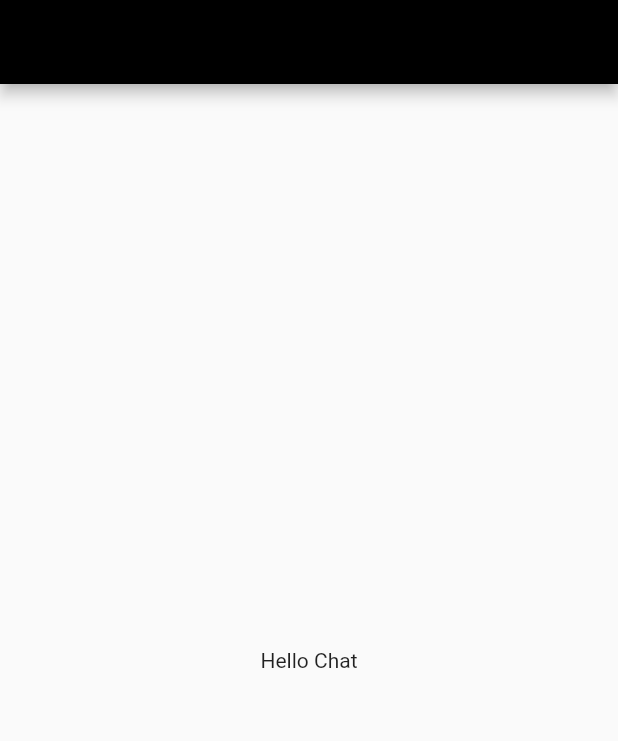
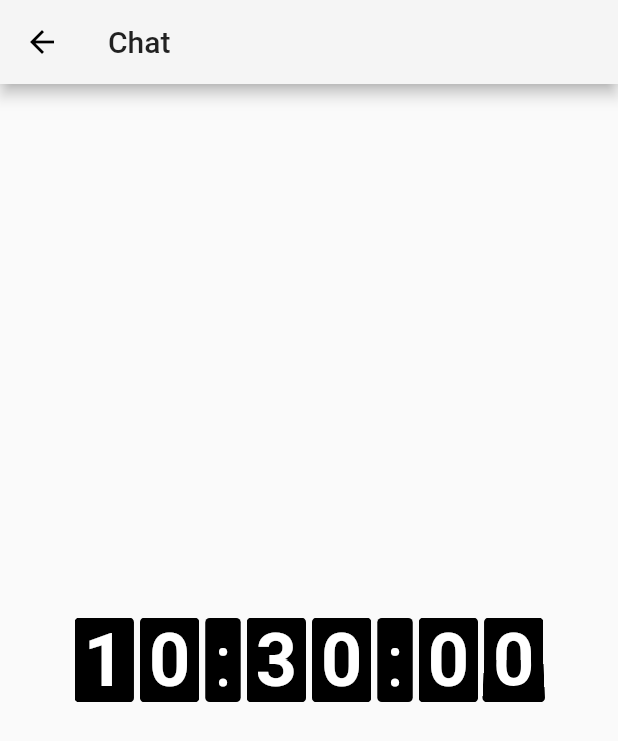
Before and after one commit to KeithLier/flutter_demo, a Flutter app: the screen it shows after launch, after a tap on an icon or button, on a phone screen of 412 x 824 dp. Shown: the top 741 px of the screen. Run offline on Flutter 3.47's test engine with Material 2 defaults, Android fonts, the phone set to English and light mode, and no system bars.

Commit message:
add my info

```diff
--- /dev/null
+++ b/lib/MyInfo.dart
@@ -0,0 +1,37 @@
+import 'package:flutter/material.dart';
+import '';
+class MyInfo extends StatefulWidget {
+  @override
+  State<StatefulWidget> createState() {
+    return new MyInfoState();
+  }
+}
+
+
+class MyInfoState extends State<MyInfo> {
+  @override
+  Widget build(BuildContext context) {
+    return new Scaffold(
+      appBar: new AppBar(
+        title: new Text("我的信息"),
+        backgroundColor: Colors.grey[100],
+      ),
+      body: new ListView(
+        children: <Widget>[
+          new Container(
+            padding: const EdgeInsets.only(top: 20.0),
+            color: Colors.grey[200],
+            child: new Container(
+              color: Colors.white,
+              height: 80.0,
+              child: new ListTile(
+                title: new Text("头像"),
+                trailing: new Image.asset("images/wechat.png",width: 50.0,height: 50.0,),
+              ),
+            ),
+          )
+        ],
+      ),
+    );
+  }
+}
--- a/lib/chat.dart
+++ b/lib/chat.dart
@@ -1,4 +1,5 @@
 import 'package:flutter/material.dart';
+import 'package:flutter_app/flip_panel.dart';
 
 class AppChat extends StatefulWidget {
   AppChat({Key key, this.title}) : super(key: key);
@@ -18,9 +19,18 @@ class AppChatState extends State<AppChat> {
     return new Scaffold(
       appBar: new AppBar(
         title: new Text('Chat'),
+        backgroundColor: Colors.grey[100],
       ),
-      body: new Center(
-        child: new Text('Hello Chat'),
+      body: Container(
+        child: Center(
+          child: FlipClock.simple(
+            startTime: DateTime.now(),
+            digitColor: Colors.white,
+            backgroundColor: Colors.black,
+            digitSize: 48.0,
+            borderRadius: const BorderRadius.all(Radius.circular(3.0)),
+          ),
+        ),
       ),
     );
   }
--- a/lib/contact.dart
+++ b/lib/contact.dart
@@ -26,41 +26,9 @@ class AppContactState extends State<AppContact> {
     );
   }
 
-  Widget buildContainer(BuildContext context, Map item) {
-
-  }
-
-  void initState() {
-    super.initState();
-    /*
-     * 调用_readCounter函数，读取点击数
-     *  将点击数作为参数，创建一个函数
-     */
-    _readContacts().then((String value){
-      // 通知框架此对象的内部状态已更改
-      setState((){
-        // 将参数赋予存储点击数的变量
-        // ignore: deprecated_member_use, deprecated_member_use
-        var json;
-        json = jsonDecode(value);
-      });
-    });
-  }
-
-  Future<File> _getLocalFile() async {
-    String dir = (await getApplicationDocumentsDirectory()).path;
-    return new File('/Users/keith/Desktop/Project/flutter_app/src/contact.json');
-  }
-
-  Future<String> _readContacts() async {
-    try {
-      File file = await _getLocalFile();
-      String string = await file.readAsString();
-      return string;
-    } on FileSystemException {
-        return null;
-    }
-  }
+//  Widget buildContainer(BuildContext context, Map item) {
+//
+//  }
 
   @override
   Widget build(BuildContext context) {
--- /dev/null
+++ b/lib/flip_panel.dart
@@ -0,0 +1,461 @@
+library flip_panel;
+
+import 'package:flutter/material.dart';
+import 'dart:async';
+import 'dart:math' as math;
+
+typedef Widget DigitBuilder(BuildContext, int);
+
+@immutable
+class FlipClock extends StatelessWidget {
+  DigitBuilder _digitBuilder;
+  Widget _separator;
+  final DateTime startTime;
+  final EdgeInsets spacing;
+
+  FlipClock({
+    Key key,
+    @required DigitBuilder digitBuilder,
+    @required Widget separator,
+    @required this.startTime,
+    this.spacing = const EdgeInsets.symmetric(horizontal: 2.0),
+  })  : _digitBuilder = digitBuilder,
+        _separator = separator;
+
+  FlipClock.simple({
+    Key key,
+    @required this.startTime,
+    @required Color digitColor,
+    @required Color backgroundColor,
+    @required double digitSize,
+    BorderRadius borderRadius = const BorderRadius.all(Radius.circular(0.0)),
+    this.spacing = const EdgeInsets.symmetric(horizontal: 2.0),
+  }) {
+    _digitBuilder = (context, digit) => Container(
+          decoration: BoxDecoration(
+            color: backgroundColor,
+            borderRadius: borderRadius,
+          ),
+          padding: const EdgeInsets.symmetric(horizontal: 6.0),
+          child: Text(
+            '$digit',
+            style: TextStyle(
+                fontWeight: FontWeight.bold,
+                fontSize: digitSize,
+                color: digitColor),
+          ),
+        );
+    _separator = Container(
+      decoration: BoxDecoration(
+        color: backgroundColor,
+        borderRadius: borderRadius,
+      ),
+      padding: const EdgeInsets.symmetric(horizontal: 6.0),
+      child: Text(
+        ':',
+        style: TextStyle(
+          fontSize: digitSize,
+          color: digitColor,
+        ),
+      ),
+    );
+  }
+
+  @override
+  Widget build(BuildContext context) {
+    int seconds = startTime.second;
+    int minutes = startTime.minute;
+    int hours = startTime.hour;
+    var time = startTime;
+
+    final timeStream = Stream<DateTime>.periodic(Duration(milliseconds: 1000), (_) {
+      time = time.add(const Duration(seconds: 1));
+      return time;
+    }).asBroadcastStream();
+
+    return Row(
+      mainAxisSize: MainAxisSize.min,
+      children: [
+        // Hours
+        Padding(
+          padding: spacing,
+          child: FlipPanel<int>.stream(
+            itemStream: timeStream.map((time) => time.hour ~/ 10),
+            itemBuilder: _digitBuilder,
+            duration: const Duration(milliseconds: 450),
+            initValue: hours ~/ 10,
+          ),
+        ),
+        Padding(
+          padding: spacing,
+          child: FlipPanel<int>.stream(
+            itemStream: timeStream.map((time) => time.hour % 10),
+            itemBuilder: _digitBuilder,
+            duration: const Duration(milliseconds: 450),
+            initValue: hours % 10,
+          ),
+        ),
+
+        Padding(
+          padding: spacing,
+          child: _separator,
+        ),
+
+        // Minutes
+        Padding(
+          padding: spacing,
+          child: FlipPanel<int>.stream(
+            itemStream: timeStream.map((time) => time.minute ~/ 10),
+            itemBuilder: _digitBuilder,
+            duration: const Duration(milliseconds: 450),
+            initValue: minutes ~/ 10,
+          ),
+        ),
+        Padding(
+          padding: spacing,
+          child: FlipPanel<int>.stream(
+            itemStream: timeStream.map((time) => time.minute % 10),
+            itemBuilder: _digitBuilder,
+            duration: const Duration(milliseconds: 450),
+            initValue: minutes % 10,
+          ),
+        ),
+
+        Padding(
+          padding: spacing,
+          child: _separator,
+        ),
+
+        // Seconds
+        Padding(
+          padding: spacing,
+          child: FlipPanel<int>.stream(
+            itemStream: timeStream.map((time) => time.second ~/ 10),
+            itemBuilder: _digitBuilder,
+            duration: const Duration(milliseconds: 450),
+            initValue: seconds ~/ 10,
+          ),
+        ),
+        Padding(
+          padding: spacing,
+          child: FlipPanel<int>.stream(
+            itemStream: timeStream.map((time) => time.second % 10),
+            itemBuilder: _digitBuilder,
+            duration: const Duration(milliseconds: 450),
+            initValue: seconds % 10,
+          ),
+        ),
+      ],
+    );
+  }
+}
+
+/// Signature for a function that creates a widget for a given index, e.g., in a
+/// list.
+typedef Widget IndexedItemBuilder(BuildContext, int);
+
+/// Signature for a function that creates a widget for a value emitted from a [Stream]
+typedef Widget StreamItemBuilder<T>(BuildContext, T);
+
+/// A widget for flip panel with built-in animation
+/// Content of the panel is built from [IndexedItemBuilder] or [StreamItemBuilder]
+///
+/// Note: the content size should be equal
+
+enum FlipDirection{ up, down }
+
+class FlipPanel<T> extends StatefulWidget {
+  final IndexedItemBuilder indexedItemBuilder;
+  final StreamItemBuilder<T> streamItemBuilder;
+  final Stream<T> itemStream;
+  final int itemsCount;
+  final Duration period;
+  final Duration duration;
+  final int loop;
+  final int startIndex;
+  final T initValue;
+  final double spacing;
+  final FlipDirection direction;
+
+  FlipPanel({
+    Key key,
+    this.indexedItemBuilder,
+    this.streamItemBuilder,
+    this.itemStream,
+    this.itemsCount,
+    this.period,
+    this.duration,
+    this.loop,
+    this.startIndex,
+    this.initValue,
+    this.spacing,
+    this.direction,
+  }) : super(key: key);
+
+  /// Create a flip panel from iterable source
+  /// [itemBuilder] is called periodically in each time of [period]
+  /// The animation is looped in [loop] times before finished.
+  /// Setting [loop] to -1 makes flip animation run forever.
+  /// The [period] should be two times greater than [duration] of flip animation,
+  /// if not the animation becomes jerky/stuttery.
+  FlipPanel.builder({
+    Key key,
+    @required IndexedItemBuilder itemBuilder,
+    @required this.itemsCount,
+    this.period,
+    this.duration = const Duration(milliseconds: 500),
+    this.loop = 1,
+    this.startIndex = 0,
+    this.spacing = 0.5,
+    this.direction = FlipDirection.up,
+  })
+    : assert(itemBuilder != null),
+      assert(itemsCount != null),
+      assert(startIndex < itemsCount),
+      assert(period == null || period.inMilliseconds >= 2 * duration.inMilliseconds),
+      indexedItemBuilder = itemBuilder,
+      streamItemBuilder = null,
+      itemStream = null,
+      initValue = null,
+      super(key: key);
+
+  /// Create a flip panel from stream source
+  /// [itemBuilder] is called whenever a new value is emitted from [itemStream]
+  FlipPanel.stream({
+    Key key,
+    @required this.itemStream,
+    @required StreamItemBuilder<T> itemBuilder,
+    this.initValue,
+    this.duration = const Duration(milliseconds: 500),
+    this.spacing = 0.5,
+    this.direction = FlipDirection.up,
+  }): assert(itemStream != null),
+      indexedItemBuilder = null,
+      streamItemBuilder = itemBuilder,
+      itemsCount = 0,
+      period = null,
+      loop = 0,
+      startIndex = 0,
+      super(key: key);
+
+  @override
+  _FlipPanelState<T> createState() => _FlipPanelState<T>();
+}
+
+class _FlipPanelState<T> extends State<FlipPanel> with TickerProviderStateMixin {
+  AnimationController _controller;
+  Animation _animation;
+  int _currentIndex;
+  bool _isReversePhase;
+  bool _isStreamMode;
+  bool _running;
+  final _perspective = 0.006;
+  int _loop;
+  T _currentValue, _nextValue;
+  Timer _timer;
+  StreamSubscription<T> _subscription;
+
+  Widget _child1, _child2;
+  Widget _upperChild1, _upperChild2;
+  Widget _lowerChild1, _lowerChild2;
+
+  @override
+  void initState() {
+    super.initState();
+    _currentIndex = widget.startIndex;
+    _isStreamMode = widget.itemStream != null;
+    _isReversePhase = false;
+    _running = false;
+    _loop = 0;
+
+    _controller = new AnimationController(duration: widget.duration, vsync: this)
+          ..addStatusListener((status) {
+            if (status == AnimationStatus.completed) {
+              _isReversePhase = true;
+              _controller.reverse();
+            }
+            if (status == AnimationStatus.dismissed) {
+              _currentValue = _nextValue;
+            }
+          })
+          ..addListener(() {
+            setState(() {
+              _running = true;
+            });
+          });
+    _animation = Tween(begin: 0.0, end: math.pi / 2).animate(_controller);
+
+    if (widget.period != null) {
+      _timer = Timer.periodic(widget.period, (_) {
+        if (widget.loop < 0 || _loop < widget.loop) {
+          if (_currentIndex + 1 == widget.itemsCount - 2) {
+            _loop++;
+          }
+          _currentIndex = (_currentIndex + 1) % widget.itemsCount;
+          _child1 = null;
+          _isReversePhase = false;
+          _controller.forward();
+        } else {
+          _timer.cancel();
+          _running = false;
+          _currentIndex = (_currentIndex + 1) % widget.itemsCount;
+        }
+      });
+    }
+
+    if (_isStreamMode) {
+      _currentValue = widget.initValue;
+      _subscription = widget.itemStream.distinct().listen((value) {
+        if (_currentValue == null) {
+          _currentValue = value;
+        } else if (value != _currentValue) {
+          _nextValue = value;
+          _child1 = null;
+          _isReversePhase = false;
+          _controller.forward();
+        }
+      });
+    } else if (widget.loop < 0 || _loop < widget.loop) {
+      _controller.forward();
+    }
+  }
+
+  @override
+  void dispose() {
+    _controller.dispose();
+    if (_subscription != null) _subscription.cancel();
+    if (_timer != null) _timer.cancel();
+    super.dispose();
+  }
+
+  @override
+  Widget build(BuildContext context) {
+    _buildChildWidgetsIfNeed(context);
+
+    return _buildPanel();
+  }
+
+  void _buildChildWidgetsIfNeed(BuildContext context) {
+    Widget makeUpperClip(Widget widget) {
+      return ClipRect(
+        child: Align(
+          alignment: Alignment.topCenter,
+          heightFactor: 0.5,
+          child: widget,
+        ),
+      );
+    }
+
+    Widget makeLowerClip(Widget widget) {
+      return ClipRect(
+        child: Align(
+          alignment: Alignment.bottomCenter,
+          heightFactor: 0.5,
+          child: widget,
+        ),
+      );
+    }
+
+    if (_running) {
+      if (_child1 == null) {
+        _child1 = _child2 != null
+            ? _child2
+            : _isStreamMode
+            ? widget.streamItemBuilder(context, _currentValue)
+            : widget.indexedItemBuilder(context, _currentIndex % widget.itemsCount);
+        _child2 = null;
+        _upperChild1 = _upperChild2 != null ? _upperChild2 : makeUpperClip(_child1);
+        _lowerChild1 = _lowerChild2 != null ? _lowerChild2 : makeLowerClip(_child1);
+      }
+      if (_child2 == null) {
+        _child2 = _isStreamMode
+            ? widget.streamItemBuilder(context, _nextValue)
+            : widget.indexedItemBuilder(context, (_currentIndex + 1) % widget.itemsCount);
+        _upperChild2 = makeUpperClip(_child2);
+        _lowerChild2 = makeLowerClip(_child2);
+      }
+    } else {
+      _child1 = _isStreamMode
+          ? widget.streamItemBuilder(context, _currentValue)
+          : widget.indexedItemBuilder(context, _currentIndex);
+      _upperChild1 = makeUpperClip(_child1);
+      _lowerChild1 = makeLowerClip(_child1);
+    }
+  }
+
+  Widget _buildUpperFlipPanel() =>
+      widget.direction == FlipDirection.up
+          ? Stack(
+            children: [
+              _upperChild1,
+              Transform(
+                alignment: Alignment.bottomCenter,
+                transform: (Matrix4.identity()..setEntry(3, 2, _perspective)) *
+                    Matrix4.rotationX(_isReversePhase ? _animation.value : math.pi / 2),
+                child: _upperChild2,
+              ),
+            ],
+          )
+          : Stack(
+            children: [
+              _upperChild2,
+              Transform(
+                alignment: Alignment.bottomCenter,
+                transform: (Matrix4.identity()..setEntry(3, 2, _perspective)) *
+                    Matrix4.rotationX(_isReversePhase ? math.pi / 2 : _animation.value),
+                child: _upperChild1,
+              ),
+            ],
+          );
+
+  Widget _buildLowerFlipPanel() =>
+      widget.direction == FlipDirection.up
+          ? Stack(
+            children: [
+              _lowerChild2,
+              Transform(
+                alignment: Alignment.topCenter,
+                transform: (Matrix4.identity()..setEntry(3, 2, _perspective)) *
+                    Matrix4.rotationX(_isReversePhase ? math.pi / 2 : -_animation.value),
+                child: _lowerChild1,
+              )
+            ],
+          )
+          : Stack(
+            children: [
+              _lowerChild1,
+              Transform(
+                alignment: Alignment.topCenter,
+                transform: (Matrix4.identity()..setEntry(3, 2, _perspective)) *
+                    Matrix4.rotationX(_isReversePhase ? -_animation.value : math.pi / 2),
+                child: _lowerChild2,
+              )
+            ],
+          );
+
+  Widget _buildPanel() {
+    return _running
+        ? Column(
+          mainAxisSize: MainAxisSize.min,
+          children: [
+            _buildUpperFlipPanel(),
+            Padding(
+              padding: EdgeInsets.only(top: widget.spacing),
+            ),
+            _buildLowerFlipPanel(),
+          ],
+        )
+        : _isStreamMode && _currentValue == null
+          ? Container()
+          : Column(
+            mainAxisSize: MainAxisSize.min,
+            children: [
+              _upperChild1,
+              Padding(
+                padding: EdgeInsets.only(top: widget.spacing),
+              ),
+              _lowerChild1
+            ],
+          );
+  }
+}
--- a/lib/me.dart
+++ b/lib/me.dart
@@ -1,4 +1,5 @@
 import 'package:flutter/material.dart';
+import 'package:flutter_app/MyInfo.dart';
 
 class AppMe extends StatefulWidget {
   AppMe({Key key, this.title}) : super(key: key);
@@ -36,13 +37,13 @@ class AppMeState extends State<AppMe> {
                   subtitle: new Text('微信号：charleskeith'),
                   trailing: new Icon(Icons.keyboard_arrow_right),
                   onTap: (){
-//                    Navigator.of(context).push(
-//                        new MaterialPageRoute(
-//                            builder: (context){
-//                              return new MInfoVC();
-//                            }
-//                        )
-//                    );
+                    Navigator.of(context).push(
+                        new MaterialPageRoute(
+                            builder: (context){
+                              return new MyInfo();
+                            }
+                        )
+                    );
                   },
                 ),
                 color: Colors.white,
--- a/pubspec.yaml
+++ b/pubspec.yaml
@@ -26,6 +26,9 @@ flutter:
   # included with your application, so that you can use the icons in
   # the material Icons class.
   uses-material-design: true
+
+  assets:
+      - images/wechat.png
 
   # To add assets to your application, add an assets section, like this:
   # assets:
```
Also changed, not shown: images/wechat.png (added).
